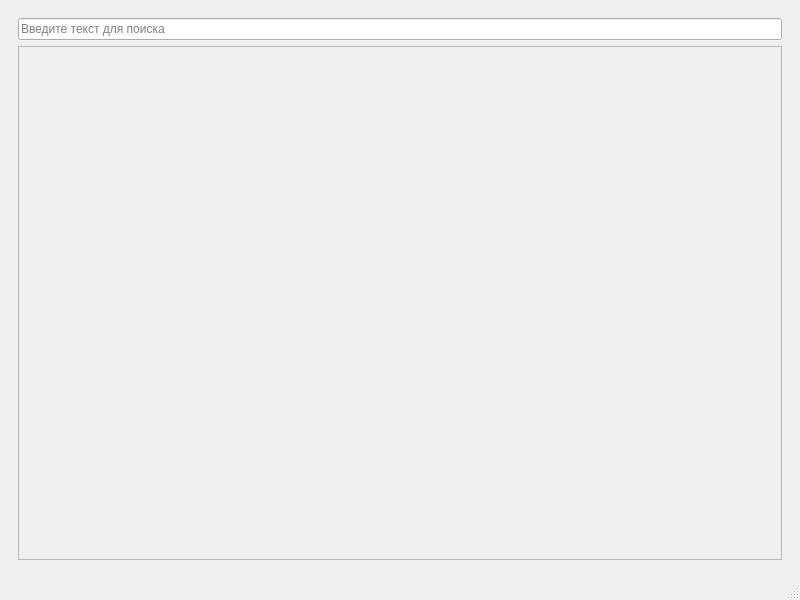
Qt form mainwindow.ui (CausaPrincipalis71/dconf-deffaults-editor) before a commit.
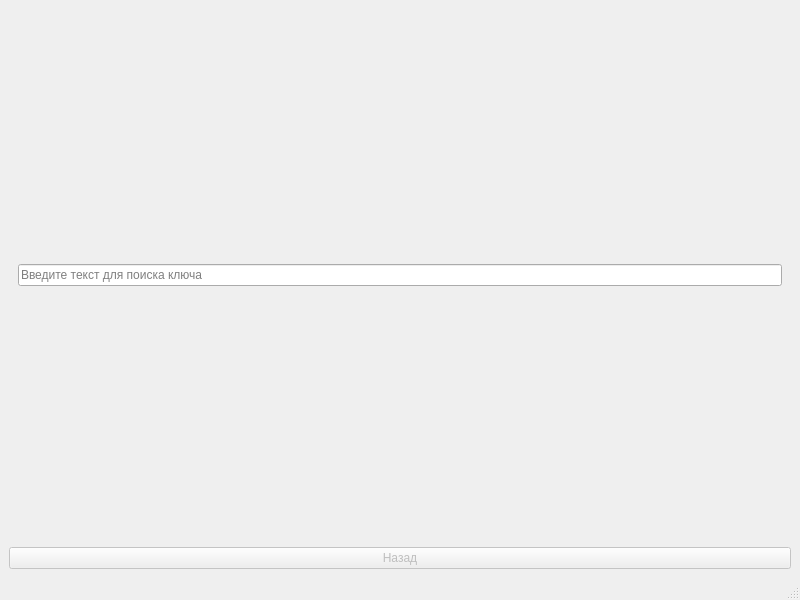
The same form after that commit. The open tabs and pages were chosen to show the change.

Commit message: Added functionality for outputting information about keys. The mechanism for finding schemes and keys has been rewritten, the number of calls to GSettings has been reduced to a minimum.

```diff
--- a/mainwindow.ui
+++ b/mainwindow.ui
@@ -25,7 +25,7 @@
         <item>
          <widget class="QLineEdit" name="searchLine">
           <property name="placeholderText">
-           <string>Введите текст для поиска</string>
+           <string>Введите текст для поиска схемы</string>
           </property>
          </widget>
         </item>
@@ -40,7 +40,7 @@
              <x>0</x>
              <y>0</y>
              <width>750</width>
-             <height>467</height>
+             <height>430</height>
             </rect>
            </property>
            <layout class="QVBoxLayout" name="verticalLayout_3"/>
@@ -49,7 +49,27 @@
         </item>
        </layout>
       </widget>
-      <widget class="QWidget" name="editPage"/>
+      <widget class="QWidget" name="schemePage">
+       <layout class="QVBoxLayout" name="verticalLayout_4">
+        <item>
+         <widget class="QLineEdit" name="keySearchLine">
+          <property name="placeholderText">
+           <string>Введите текст для поиска ключа</string>
+          </property>
+         </widget>
+        </item>
+       </layout>
+      </widget>
+     </widget>
+    </item>
+    <item>
+     <widget class="QPushButton" name="goBackPushButton">
+      <property name="enabled">
+       <bool>false</bool>
+      </property>
+      <property name="text">
+       <string>Назад</string>
+      </property>
      </widget>
     </item>
    </layout>
```
Left out of the diff: 4 changed lines with no effect on the pictures. The commit also changes 4 other files.
